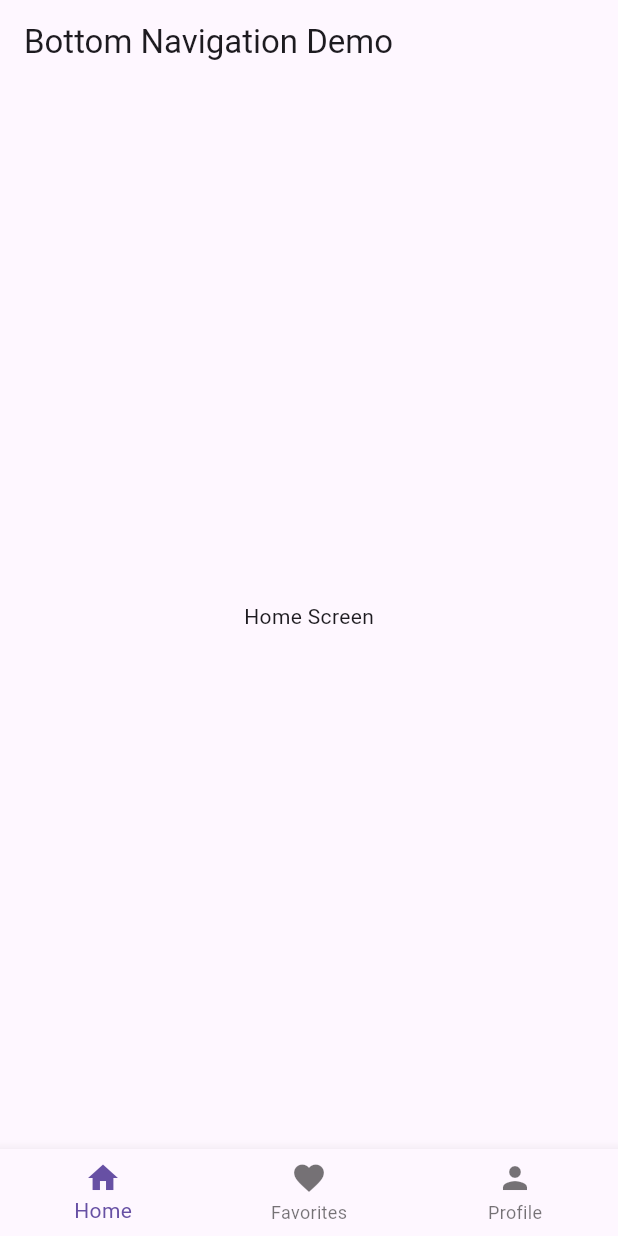
After one commit to santhoshsk3722/Todo-app, a Flutter app: the MyHomePage screen opened directly, on a phone screen of 412 x 824 dp. The commit adds this screen. Run offline on Flutter 3.47's test engine with Material 3 defaults, Android fonts, the phone set to English and light mode, and no system bars.

Commit message:
5th commit

```diff
--- /dev/null
+++ b/lib/Screens/navbar.dart
@@ -0,0 +1,68 @@
+import 'package:flutter/material.dart';
+
+class MyApp extends StatelessWidget {
+  @override
+  Widget build(BuildContext context) {
+    return MaterialApp(
+      title: 'Bottom Navigation Demo',
+      theme: ThemeData(primarySwatch: Colors.blue),
+      home: MyHomePage(),
+    );
+  }
+}
+
+class MyHomePage extends StatefulWidget {
+  @override
+  _MyHomePageState createState() => _MyHomePageState();
+}
+
+class _MyHomePageState extends State<MyHomePage> {
+  int _currentIndex = 0;
+
+  final List<Widget> _tabs = [HomeScreen(), FavoritesScreen(), ProfileScreen()];
+
+  @override
+  Widget build(BuildContext context) {
+    return Scaffold(
+      appBar: AppBar(title: Text('Bottom Navigation Demo')),
+      body: _tabs[_currentIndex],
+      bottomNavigationBar: BottomNavigationBar(
+        currentIndex: _currentIndex,
+        onTap: (int index) {
+          setState(() {
+            _currentIndex = index;
+          });
+        },
+        items: [
+          BottomNavigationBarItem(icon: Icon(Icons.home), label: 'Home'),
+          BottomNavigationBarItem(
+            icon: Icon(Icons.favorite),
+            label: 'Favorites',
+          ),
+          BottomNavigationBarItem(icon: Icon(Icons.person), label: 'Profile'),
+        ],
+      ),
+    );
+  }
+}
+
+class HomeScreen extends StatelessWidget {
+  @override
+  Widget build(BuildContext context) {
+    return Center(child: Text('Home Screen'));
+  }
+}
+
+class FavoritesScreen extends StatelessWidget {
+  @override
+  Widget build(BuildContext context) {
+    return Center(child: Text('Favorites Screen'));
+  }
+}
+
+class ProfileScreen extends StatelessWidget {
+  @override
+  Widget build(BuildContext context) {
+    return Center(child: Text('Profile Screen'));
+  }
+}
--- a/lib/main.dart
+++ b/lib/main.dart
@@ -1,5 +1,5 @@
 import 'package:flutter/material.dart';
-import 'package:todo_app/Screens/homepage.dart';
+import 'package:todo_app/Screens/navbar.dart';
 
 void main() {
   runApp(MyApp());
@@ -104,7 +104,7 @@ class _LoginPageState extends State<LoginPage> {
                   onPressed: () {
                     Navigator.push(
                       context,
-                      MaterialPageRoute(builder: (context) => Homepage()),
+                      MaterialPageRoute(builder: (context) => MyApp()),
                     );
                   },
                   child: Text(
--- a/pubspec.yaml
+++ b/pubspec.yaml
@@ -35,6 +35,7 @@ dependencies:
   # Use with the CupertinoIcons class for iOS style icons.
   cupertino_icons: ^1.0.8
   google_fonts: ^6.3.0
+  responsive_navigation_bar: ^5.0.2
 
 dev_dependencies:
   flutter_test:
```
Also changed, not shown: lib/Screens/homepage.dart (+7 -2 lines), pubspec.lock.
